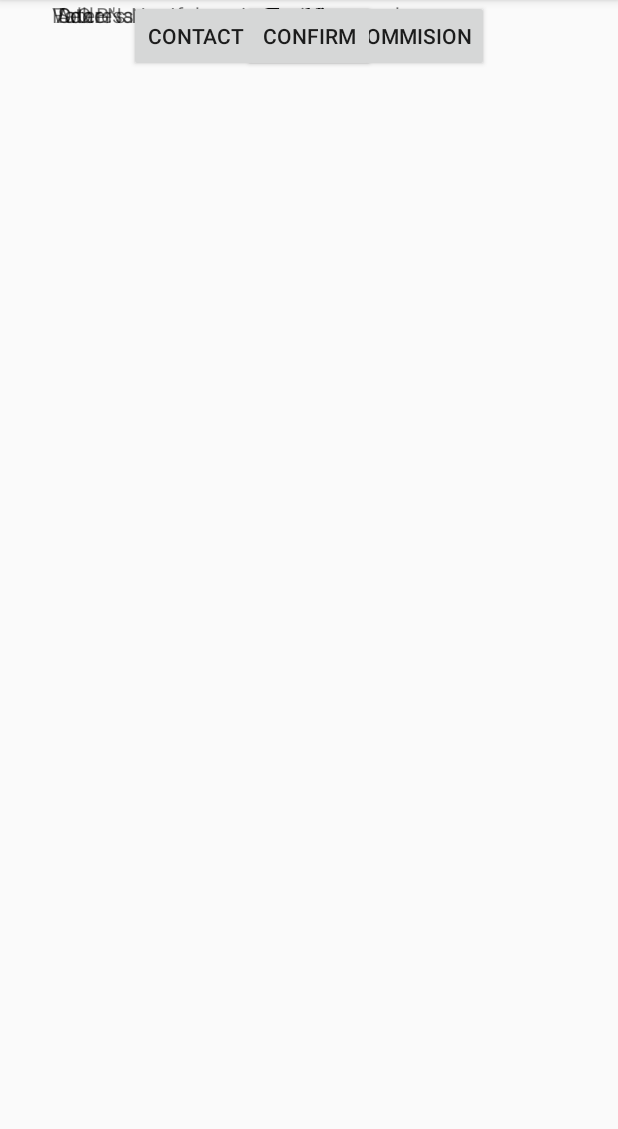
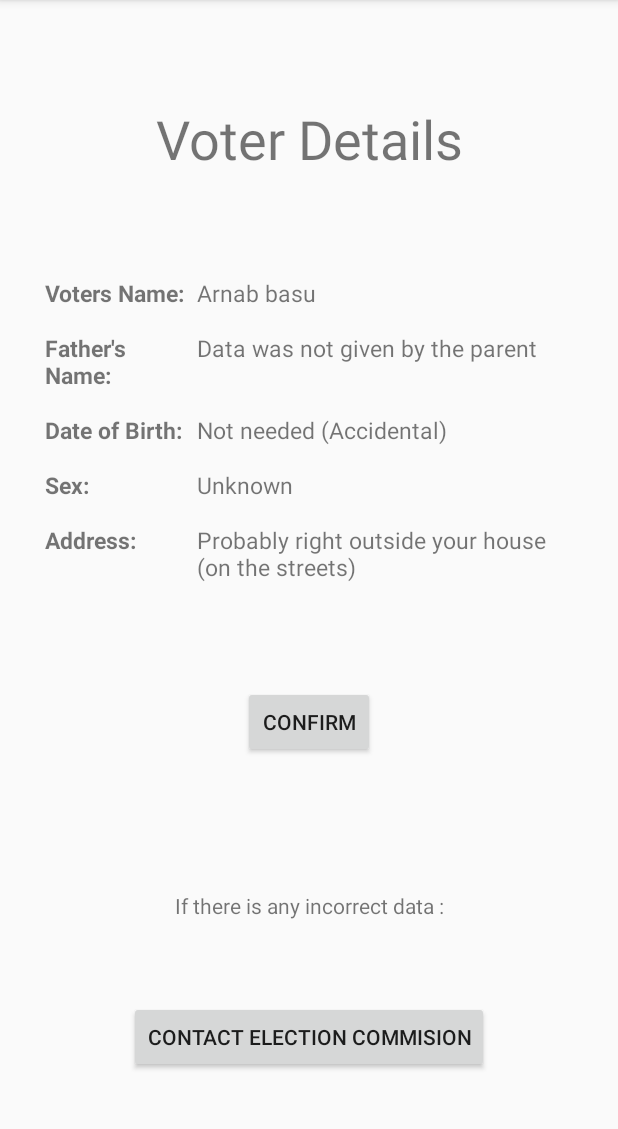
Before and after one commit to ABHISHEK4227/votingApp, an Android app: the VoterDetails screen opened directly, with no data from a screen before it, on a phone screen of 412 x 824 dp, the part 84-1213 px from its top. Run offline under Robolectric (Android 15) with nearby library versions, the phone set to English and light mode, and no system bars; 1 statement that could not run was skipped.

Commit message:
updated Ranajit

```diff
--- a/app/src/main/res/layout/activity_main.xml
+++ b/app/src/main/res/layout/activity_main.xml
@@ -37,7 +37,6 @@
         android:id="@+id/login"
         android:layout_width="wrap_content"
         android:layout_height="wrap_content"
-        android:onClick="sendData"
         android:text="LOGIN"
         app:layout_constraintBottom_toBottomOf="parent"
         app:layout_constraintEnd_toEndOf="parent"
--- a/app/src/main/res/layout/activity_voter_details.xml
+++ b/app/src/main/res/layout/activity_voter_details.xml
@@ -1,140 +1,165 @@
 <?xml version="1.0" encoding="utf-8"?>
-<androidx.constraintlayout.widget.ConstraintLayout xmlns:android="http://schemas.android.com/apk/res/android"
+<ScrollView xmlns:android="http://schemas.android.com/apk/res/android"
     xmlns:app="http://schemas.android.com/apk/res-auto"
     xmlns:tools="http://schemas.android.com/tools"
     android:layout_width="match_parent"
     android:layout_height="match_parent"
-    tools:context=".voterDetails">
+    android:fillViewport="true"
+    tools:context=".VoterDetails">
 
-    <Button
-        android:id="@+id/button4"
-        android:layout_width="wrap_content"
+    <androidx.constraintlayout.widget.ConstraintLayout
+        android:layout_width="match_parent"
         android:layout_height="wrap_content"
-        android:text="CONTACT ELECTION COMMISION"
-        app:layout_constraintEnd_toEndOf="parent"
-        app:layout_constraintStart_toStartOf="parent"
-        tools:layout_editor_absoluteY="621dp" />
+        >
 
-    <TextView
-        android:id="@+id/textView"
-        android:layout_width="wrap_content"
-        android:layout_height="wrap_content"
-        android:text="Voter Name"
-        app:layout_constraintEnd_toStartOf="@+id/textView10"
-        app:layout_constraintHorizontal_bias="0.33"
-        app:layout_constraintStart_toStartOf="parent"
-        tools:layout_editor_absoluteY="122dp" />
+        <TextView
+            android:id="@+id/voterDetailsTitle"
+            android:layout_width="wrap_content"
+            android:layout_height="wrap_content"
+            android:layout_marginTop="15dp"
+            android:text="Voter Details"
+            android:textSize="36sp"
+            app:layout_constraintLeft_toLeftOf="parent"
+            app:layout_constraintRight_toRightOf="parent"
+            app:layout_constraintTop_toTopOf="parent"
+            app:layout_constraintBottom_toTopOf="@id/voterDetailsTable"
+            />
+        <TableLayout
+            android:id="@+id/voterDetailsTable"
+            android:layout_height="wrap_content"
+            android:layout_width="match_parent"
+            android:layout_marginTop="15dp"
+            android:layout_marginHorizontal="30dp"
+            app:layout_constraintLeft_toLeftOf="parent"
+            app:layout_constraintRight_toRightOf="parent"
+            app:layout_constraintTop_toBottomOf="@id/voterDetailsTitle"
+            app:layout_constraintBottom_toTopOf="@id/voterDetailsConfirm">
 
-    <TextView
-        android:id="@+id/textView4"
-        android:layout_width="wrap_content"
-        android:layout_height="wrap_content"
-        android:text="Father's Name"
-        app:layout_constraintEnd_toStartOf="@+id/textView11"
-        app:layout_constraintHorizontal_bias="0.392"
-        app:layout_constraintStart_toStartOf="parent"
-        tools:layout_editor_absoluteY="195dp" />
+            <TableRow
+                android:layout_width="match_parent"
+                android:layout_height="match_parent"
+                android:layout_marginBottom="15dp"
+                >
+                <TextView
+                    android:textSize="15sp"
+                    android:text="Voters Name:"
+                    android:textStyle="bold"
+                    android:layout_weight="0.01"
+                    />
+                <TextView
+                    android:textSize="15sp"
+                    android:text="Arnab basu"
+                    android:layout_weight="0.9"
+                    />
+            </TableRow>
 
-    <TextView
-        android:id="@+id/textView6"
-        android:layout_width="wrap_content"
-        android:layout_height="wrap_content"
-        android:text="D.O.B"
-        app:layout_constraintEnd_toStartOf="@+id/textView12"
-        app:layout_constraintHorizontal_bias="0.269"
-        app:layout_constraintStart_toStartOf="parent"
-        tools:layout_editor_absoluteY="264dp" />
+            <TableRow
+                android:layout_width="match_parent"
+                android:layout_height="match_parent"
+                android:layout_marginBottom="15dp"
+                >
+                <TextView
+                    android:textSize="15sp"
+                    android:text="Father's Name:"
+                    android:textStyle="bold"
+                    android:layout_weight="0.01"
+                    />
+                <TextView
+                    android:textSize="15sp"
+                    android:text="Data was not given by the parent"
+                    android:layout_weight="0.9"
+                    />
+            </TableRow>
 
-    <TextView
-        android:id="@+id/textView7"
-        android:layout_width="wrap_content"
-        android:layout_height="wrap_content"
-        android:text="Sex"
-        app:layout_constraintEnd_toStartOf="@+id/textView13"
-        app:layout_constraintHorizontal_bias="0.246"
-        app:layout_constraintStart_toStartOf="parent"
-        tools:layout_editor_absoluteY="336dp" />
+            <TableRow
+                android:layout_width="match_parent"
+                android:layout_height="match_parent"
+                android:layout_marginBottom="15dp"
+                >
+                <TextView
+                    android:textSize="15sp"
+                    android:text="Date of Birth:"
+                    android:textStyle="bold"
+                    android:layout_weight="0.01"
+                    />
+                <TextView
+                    android:textSize="15sp"
+                    android:text="Not needed (Accidental)"
+                    android:layout_weight="0.9"
+                    />
+            </TableRow>
 
-    <TextView
-        android:id="@+id/textView8"
-        android:layout_width="wrap_content"
-        android:layout_height="wrap_content"
-        android:text="TextView"
-        app:layout_constraintEnd_toEndOf="parent"
-        app:layout_constraintStart_toStartOf="parent"
-        tools:layout_editor_absoluteY="391dp" />
+            <TableRow
+                android:layout_width="match_parent"
+                android:layout_height="match_parent"
+                android:layout_marginBottom="15dp"
+                >
+                <TextView
+                    android:textSize="15sp"
+                    android:text="Sex:"
+                    android:textStyle="bold"
+                    android:layout_weight="0.01"
+                    />
+                <TextView
+                    android:textSize="15sp"
+                    android:text="Unknown"
+                    android:layout_weight="0.9"
+                    />
+            </TableRow>
 
-    <Button
-        android:id="@+id/button3"
-        android:layout_width="wrap_content"
-        android:layout_height="wrap_content"
-        android:text="Confirm"
-        app:layout_constraintEnd_toEndOf="parent"
-        app:layout_constraintStart_toStartOf="parent"
-        tools:layout_editor_absoluteY="467dp" />
+            <TableRow
+                android:layout_width="match_parent"
+                android:layout_height="match_parent"
+                >
+                <TextView
+                    android:textSize="15sp"
+                    android:text="Address:"
+                    android:textStyle="bold"
+                    android:layout_weight="0.01"
+                    />
+                <TextView
+                    android:textSize="15sp"
+                    android:text="Probably right outside your house (on the streets)"
+                    android:layout_weight="0.9"
+                    />
+            </TableRow>
+        </TableLayout>
 
-    <TextView
-        android:id="@+id/textView9"
-        android:layout_width="wrap_content"
-        android:layout_height="wrap_content"
-        android:text="If there is any incorrect data :  "
-        app:layout_constraintEnd_toEndOf="parent"
-        app:layout_constraintStart_toStartOf="parent"
-        tools:layout_editor_absoluteY="595dp" />
 
-    <TextView
-        android:id="@+id/textView10"
-        android:layout_width="wrap_content"
-        android:layout_height="wrap_content"
-        android:text="TextView"
-        app:layout_constraintEnd_toEndOf="parent"
-        app:layout_constraintStart_toStartOf="parent"
-        tools:layout_editor_absoluteY="122dp" />
+        <Button
+            android:id="@+id/voterDetailsConfirm"
+            android:layout_width="wrap_content"
+            android:layout_height="wrap_content"
+            android:layout_marginTop="15dp"
+            android:text="Confirm"
+            app:layout_constraintLeft_toLeftOf="parent"
+            app:layout_constraintRight_toRightOf="parent"
+            app:layout_constraintTop_toBottomOf="@id/voterDetailsTable"
+            app:layout_constraintBottom_toTopOf="@id/textContactECI" />
 
-    <TextView
-        android:id="@+id/textView11"
-        android:layout_width="wrap_content"
-        android:layout_height="wrap_content"
-        android:text="TextView"
-        app:layout_constraintEnd_toEndOf="parent"
-        app:layout_constraintStart_toStartOf="parent"
-        tools:layout_editor_absoluteY="195dp" />
+        <TextView
+            android:id="@+id/textContactECI"
+            android:layout_width="wrap_content"
+            android:layout_height="wrap_content"
+            android:layout_marginTop="36dp"
+            android:text="If there is any incorrect data :"
+            app:layout_constraintBottom_toTopOf="@id/buttonContactECI"
+            app:layout_constraintLeft_toLeftOf="parent"
+            app:layout_constraintRight_toRightOf="parent"
+            app:layout_constraintTop_toBottomOf="@id/voterDetailsConfirm"
+            app:layout_constraintVertical_bias="1" />
 
-    <TextView
-        android:id="@+id/textView12"
-        android:layout_width="59dp"
-        android:layout_height="16dp"
-        android:text="TextView"
-        app:layout_constraintEnd_toEndOf="parent"
-        app:layout_constraintStart_toStartOf="parent"
-        tools:layout_editor_absoluteY="264dp" />
+        <Button
+            android:id="@+id/buttonContactECI"
+            android:layout_width="wrap_content"
+            android:layout_height="wrap_content"
+            android:layout_marginTop="1dp"
+            android:text="CONTACT ELECTION COMMISION"
+            app:layout_constraintLeft_toLeftOf="parent"
+            app:layout_constraintRight_toRightOf="parent"
+            app:layout_constraintTop_toBottomOf="@id/textContactECI"
+            app:layout_constraintBottom_toBottomOf="parent" />
 
-    <TextView
-        android:id="@+id/textView13"
-        android:layout_width="wrap_content"
-        android:layout_height="wrap_content"
-        android:text="TextView"
-        app:layout_constraintEnd_toEndOf="parent"
-        app:layout_constraintStart_toStartOf="parent"
-        tools:layout_editor_absoluteY="336dp" />
+    </androidx.constraintlayout.widget.ConstraintLayout>
 
-    <TextView
-        android:id="@+id/textView14"
-        android:layout_width="wrap_content"
-        android:layout_height="wrap_content"
-        android:text="Address"
-        app:layout_constraintEnd_toStartOf="@+id/textView8"
-        app:layout_constraintHorizontal_bias="0.297"
-        app:layout_constraintStart_toStartOf="parent"
-        tools:layout_editor_absoluteY="391dp" />
-
-    <TextView
-        android:id="@+id/textView15"
-        android:layout_width="wrap_content"
-        android:layout_height="wrap_content"
-        android:text="Voter Details"
-        android:textSize="36sp"
-        app:layout_constraintEnd_toEndOf="parent"
-        app:layout_constraintStart_toStartOf="parent"
-        tools:layout_editor_absoluteY="37dp" />
-</androidx.constraintlayout.widget.ConstraintLayout>
+</ScrollView>
```
Also changed, not shown: app/src/main/java/com/example/votingapp/CastVote.java (+7 -6 lines), app/src/main/java/com/example/votingapp/MainActivity.java (+15 -3 lines), app/src/main/java/com/example/votingapp/VoterDetails.java (+16 -0 lines), app/src/main/java/com/example/votingapp/WelcomePage.java (+21 -33 lines), app/src/main/res/layout/activity_cast_vote.xml (+31 -41 lines), app/src/main/res/layout/activity_verify_vote.xml (+54 -51 lines), app/src/main/res/layout/activity_welcome_page.xml (+72 -55 lines), app/src/main/res/values/strings.xml (+7 -1 lines), 1 other file.
